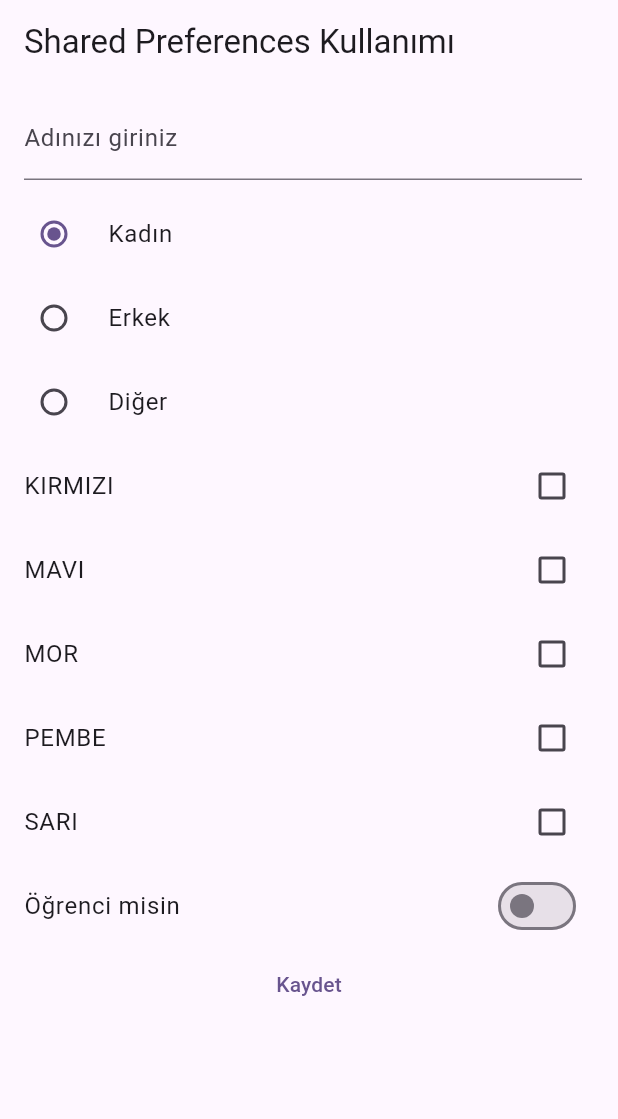
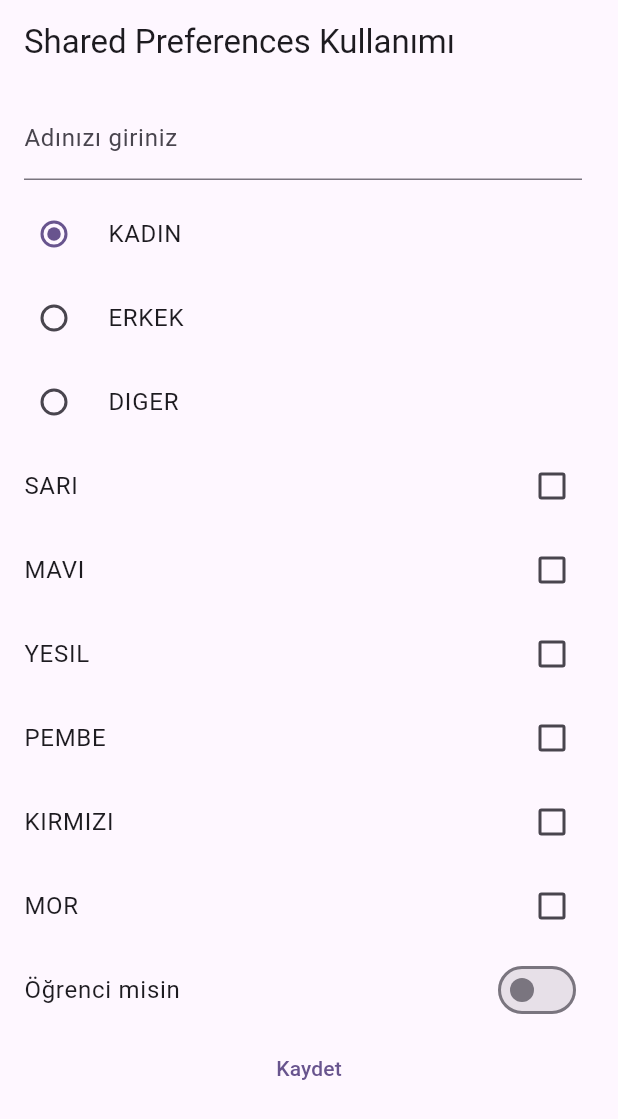
Before and after one commit to NazifeAtmaca25/UdemyFlutterLesson, a Flutter app: the screen it shows after launch, after a tap on "Kaydet", on a phone screen of 412 x 824 dp. Shown: the top 1119 px of the screen. Run offline on Flutter 3.47's test engine with Material 3 defaults, Android fonts, the phone set to English and light mode, and no system bars; our stand-ins replace date_format, dio, email_validator, flutter_easyloading, shared_preferences; missing offline and left inert: password_strength_checker.

Commit message:
sharedPreferences ile verileri okuyup yazmak

```diff
--- a/part27_hive_depolama/lib/shared_pref_using.dart
+++ b/part27_hive_depolama/lib/shared_pref_using.dart
@@ -1,6 +1,7 @@
 import 'package:flutter/foundation.dart';
 import 'package:flutter/material.dart';
 import 'package:part27_hive_depolama/model/my_model.dart';
+import 'package:shared_preferences/shared_preferences.dart';
 
 class SharedPrefUsing extends StatefulWidget {
   const SharedPrefUsing({super.key});
@@ -11,9 +12,15 @@ class SharedPrefUsing extends StatefulWidget {
 
 class _SharedPrefUsingState extends State<SharedPrefUsing> {
   var _secilenCinsiyet = Cinsiyet.KADIN;
-  var _secilenRenkler = [];
+  var _secilenRenkler = <String>[];
   var _ogrenciMi = false;
   final TextEditingController _nameController = TextEditingController();
+
+  @override
+  void initState() {
+    super.initState();
+    verileriGetir();
+  }
 
   @override
   Widget build(BuildContext context) {
@@ -30,45 +37,62 @@ class _SharedPrefUsingState extends State<SharedPrefUsing> {
 
           RadioGroup(
             groupValue: _secilenCinsiyet,
-              onChanged: (Cinsiyet? secilmisCinsiyet){
+            onChanged: (Cinsiyet? secilmisCinsiyet) {
               setState(() {
-              _secilenCinsiyet=secilmisCinsiyet!;
+                _secilenCinsiyet = secilmisCinsiyet!;
               });
-          }, child: Column(
+            },
+            child: Column(
               children: [
-              buildRadioListTile("Kadın", Cinsiyet.KADIN),
-              buildRadioListTile("Erkek", Cinsiyet.ERKEK),
-              buildRadioListTile("Diğer", Cinsiyet.DIGER),
+                for (var item in Cinsiyet.values)
+                  buildRadioListTile(item.name, item),
               ],
-          )),
+            ),
+          ),
 
-          buildCheckboxListTile(Renkler.KIRMIZI),
-          buildCheckboxListTile(Renkler.MAVI),
-          buildCheckboxListTile(Renkler.MOR),
-          buildCheckboxListTile(Renkler.PEMBE),
-          buildCheckboxListTile(Renkler.SARI),
+          for (var item in Renkler.values) buildCheckboxListTile(item),
 
           SwitchListTile(
             title: Text("Öğrenci misin"),
-              value: _ogrenciMi, onChanged: (bool ogrenciMi){
+            value: _ogrenciMi,
+            onChanged: (bool ogrenciMi) {
               setState(() {
-              _ogrenciMi=ogrenciMi;
+                _ogrenciMi = ogrenciMi;
               });
-          }),
-          TextButton(onPressed: (){}, child: Text("Kaydet"))
+            },
+          ),
+          TextButton(onPressed: _verileriKaydet, child: Text("Kaydet")),
         ],
       ),
     );
+  }
+  void _verileriKaydet() async{
+    final name=_nameController.text;
+    final prefences= await SharedPreferences.getInstance();
+
+    prefences.setString("isim", name);
+    prefences.setBool("ogrenci", _ogrenciMi);
+    prefences.setInt("cinsiyet", _secilenCinsiyet.index);
+    prefences.setStringList("renkler", _secilenRenkler);
+    debugPrint("cinsiyet:${_secilenCinsiyet.index} renkler:$_secilenRenkler öğrenci:$_ogrenciMi");
+  }
+
+  void verileriGetir() async{
+    final preferences=await SharedPreferences.getInstance();
+    _nameController.text=preferences.getString("isim") ?? "";
+    _ogrenciMi=preferences.getBool("ogrenci") ?? false;
+    _secilenCinsiyet=Cinsiyet.values[preferences.getInt("cinsiyet") ?? 0];
+    _secilenRenkler=preferences.getStringList("renkler") ?? <String>[];
   }
 
   CheckboxListTile buildCheckboxListTile(Renkler renk) {
     return CheckboxListTile(
       title: Text(renk.name),
       value: _secilenRenkler.contains(renk.name),
-          onChanged: (bool? deger){
-            if(deger== false){
+      onChanged: (bool? deger) {
+        if (deger == false) {
           _secilenRenkler.remove(renk.name);
-            } else{
+        } else {
           _secilenRenkler.add(renk.name);
         }
         setState(() {
@@ -79,9 +103,6 @@ class _SharedPrefUsingState extends State<SharedPrefUsing> {
   }
 
   RadioListTile<Cinsiyet> buildRadioListTile(String title, Cinsiyet cinsiyet) {
-    return RadioListTile<Cinsiyet>(
-      value: cinsiyet,
-      title: Text(title),
-    );
+    return RadioListTile<Cinsiyet>(value: cinsiyet, title: Text(title));
   }
 }
```
Lines whose indentation alone changed are shown as unchanged.
